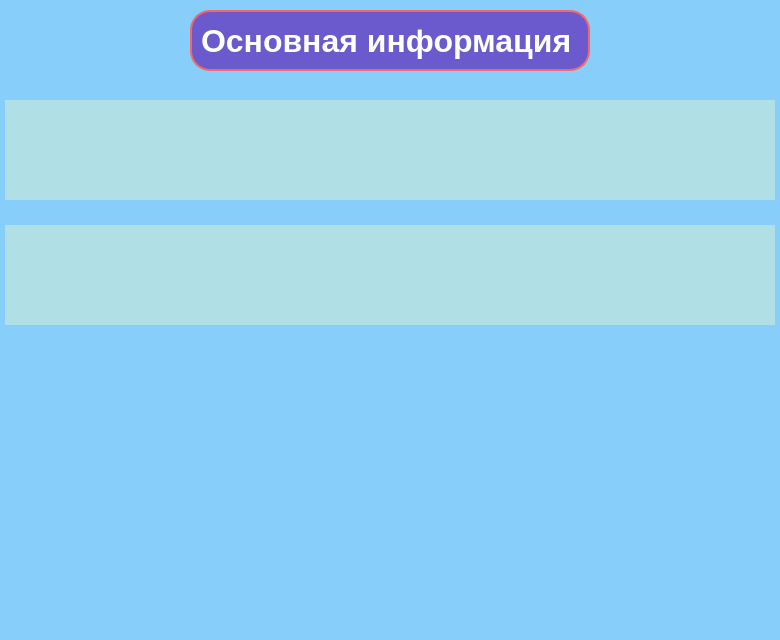
Before: the Qt Designer form ui2.ui in Vnk2/ya-pr1, drawn with Qt 5.
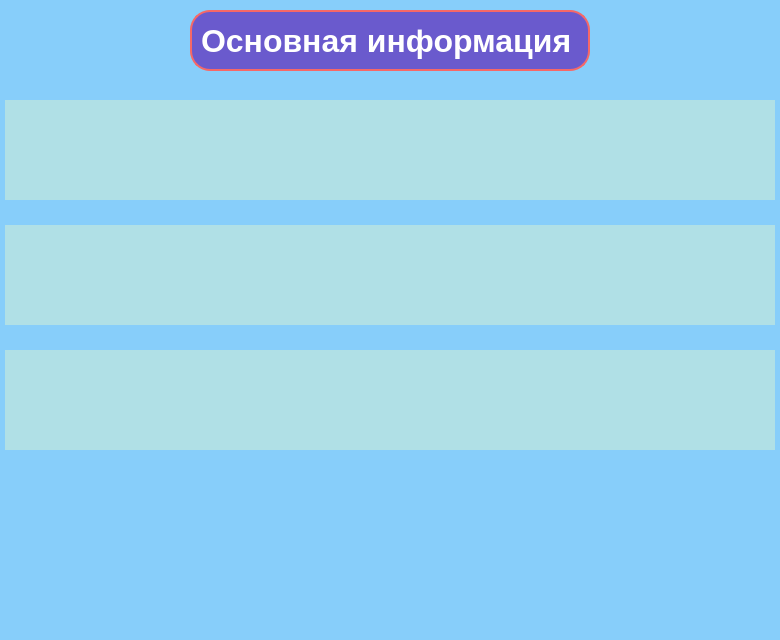
After: the same form once the commit is applied.

Diff of the .ui file:
```diff
--- a/ui2.ui
+++ b/ui2.ui
@@ -96,6 +96,31 @@
      <string/>
     </property>
    </widget>
+   <widget class="QLabel" name="main_inf_3">
+    <property name="geometry">
+     <rect>
+      <x>5</x>
+      <y>350</y>
+      <width>770</width>
+      <height>100</height>
+     </rect>
+    </property>
+    <property name="font">
+     <font>
+      <family>Arial</family>
+      <pointsize>12</pointsize>
+      <weight>75</weight>
+      <bold>true</bold>
+     </font>
+    </property>
+    <property name="styleSheet">
+     <string notr="true">background-color:#B0E0E6;
+color: white;</string>
+    </property>
+    <property name="text">
+     <string/>
+    </property>
+   </widget>
   </widget>
   <widget class="QMenuBar" name="menubar">
    <property name="geometry">
```
